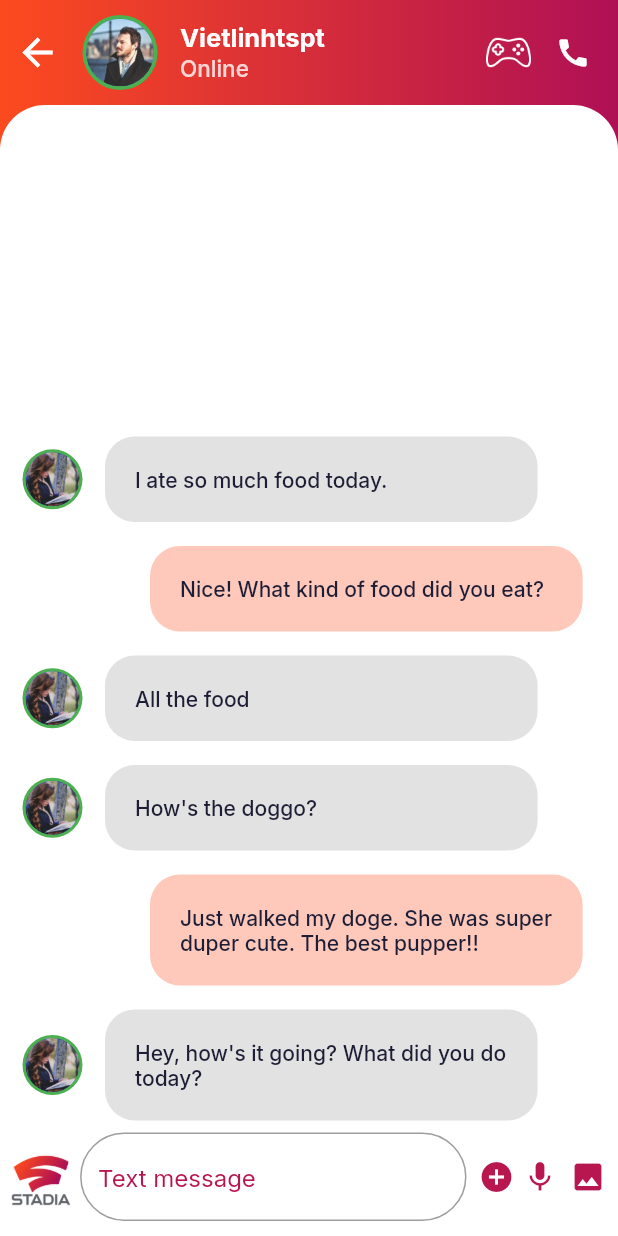
After one commit to vietlinhtspt/concept_google_stadia_app_UI, a Flutter app: the MainPage screen opened directly, item 2 of the bottom bar chosen, after a tap on "Oliver", on a phone screen of 412 x 824 dp. The commit adds this screen. Run offline on Flutter 3.47's test engine with Material 2 defaults, Android fonts, the phone set to English and light mode, and no system bars; our stand-ins replace equatable, firebase_auth, firebase_core, flutter_bloc, flutter_svg, google_fonts and 2 more; missing offline and left inert: flutter_facebook_auth; accounts and stored records are empty.

Commit message:
Done UI CommunitcationPage and MessagePage

```diff
--- /dev/null
+++ b/lib/models/message_model.dart
@@ -0,0 +1,176 @@
+import 'package:stadia_app/constants/image_assert.dart';
+
+class User {
+  final int id;
+  final String name;
+  final String imageUrl;
+
+  User({
+    this.id,
+    this.name,
+    this.imageUrl,
+  });
+}
+
+class Message {
+  final User sender;
+  final String
+      time; // Would usually be type DateTime or Firebase Timestamp in production apps
+  final String text;
+  final bool isLiked;
+  final bool unread;
+
+  Message({
+    this.sender,
+    this.time,
+    this.text,
+    this.isLiked,
+    this.unread,
+  });
+}
+
+// YOU - current user
+final User currentUser = User(
+  id: 0,
+  name: 'Current User',
+  imageUrl: player1,
+);
+
+// USERS
+final User greg = User(
+  id: 1,
+  name: 'Greg',
+  imageUrl: friend_gena,
+);
+final User james = User(
+  id: 2,
+  name: 'James',
+  imageUrl: friend_jeenie,
+);
+final User john = User(
+  id: 3,
+  name: 'John',
+  imageUrl: friend_michelle,
+);
+final User olivia = User(
+  id: 4,
+  name: 'Olivia',
+  imageUrl: friend_trish,
+);
+final User sam = User(
+  id: 5,
+  name: 'Sam',
+  imageUrl: friend_trish,
+);
+final User sophia = User(
+  id: 6,
+  name: 'Sophia',
+  imageUrl: friend_gena,
+);
+final User steven = User(
+  id: 7,
+  name: 'Steven',
+  imageUrl: friend_michelle,
+);
+
+// FAVORITE CONTACTS
+List<User> favorites = [sam, steven, olivia, john, greg];
+
+// EXAMPLE CHATS ON HOME SCREEN
+List<Message> chats = [
+  Message(
+    sender: james,
+    time: '5:30 PM',
+    text: 'Hey, how\'s it going? What did you do today?',
+    isLiked: false,
+    unread: true,
+  ),
+  Message(
+    sender: olivia,
+    time: '4:30 PM',
+    text: 'Hey, how\'s it going? What did you do today?',
+    isLiked: false,
+    unread: true,
+  ),
+  Message(
+    sender: john,
+    time: '3:30 PM',
+    text: 'Hey, how\'s it going? What did you do today?',
+    isLiked: false,
+    unread: false,
+  ),
+  Message(
+    sender: sophia,
+    time: '2:30 PM',
+    text: 'Hey, how\'s it going? What did you do today?',
+    isLiked: false,
+    unread: true,
+  ),
+  Message(
+    sender: steven,
+    time: '1:30 PM',
+    text: 'Hey, how\'s it going? What did you do today?',
+    isLiked: false,
+    unread: false,
+  ),
+  Message(
+    sender: sam,
+    time: '12:30 PM',
+    text: 'Hey, how\'s it going? What did you do today?',
+    isLiked: false,
+    unread: false,
+  ),
+  Message(
+    sender: greg,
+    time: '11:30 AM',
+    text: 'Hey, how\'s it going? What did you do today?',
+    isLiked: false,
+    unread: false,
+  ),
+];
+
+// EXAMPLE MESSAGES IN CHAT SCREEN
+List<Message> messages = [
+  Message(
+    sender: james,
+    time: '5:30 PM',
+    text: 'Hey, how\'s it going? What did you do today?',
+    isLiked: true,
+    unread: true,
+  ),
+  Message(
+    sender: currentUser,
+    time: '4:30 PM',
+    text: 'Just walked my doge. She was super duper cute. The best pupper!!',
+    isLiked: false,
+    unread: true,
+  ),
+  Message(
+    sender: james,
+    time: '3:45 PM',
+    text: 'How\'s the doggo?',
+    isLiked: false,
+    unread: true,
+  ),
+  Message(
+    sender: james,
+    time: '3:15 PM',
+    text: 'All the food',
+    isLiked: true,
+    unread: true,
+  ),
+  Message(
+    sender: currentUser,
+    time: '2:30 PM',
+    text: 'Nice! What kind of food did you eat?',
+    isLiked: false,
+    unread: true,
+  ),
+  Message(
+    sender: james,
+    time: '2:00 PM',
+    text: 'I ate so much food today.',
+    isLiked: false,
+    unread: true,
+  ),
+];
--- a/lib/pages/communication_page.dart
+++ b/lib/pages/communication_page.dart
@@ -13,42 +13,31 @@ class CommunicationPage extends StatefulWidget {
 class _CommunicationPageState extends State<CommunicationPage> {
   @override
   Widget build(BuildContext context) {
-    return Stack(
+    return Column(children: [
+      CommunicationTabbarWidget(),
+      Expanded(
+          child: Stack(
         children: [
           Container(
             decoration: BoxDecoration(gradient: appGradient),
           ),
-        Positioned(
-          top: 100,
-          left: -290,
-          child: UnconstrainedBox(
-            child: Container(
-              width: 1000,
-              height: 1000,
-              decoration:
-                  BoxDecoration(shape: BoxShape.circle, color: Colors.white),
+          Container(
+            height: MediaQuery.of(context).size.height - 100,
+            width: MediaQuery.of(context).size.width,
+            decoration: BoxDecoration(
+              borderRadius: BorderRadius.only(
+                  topLeft: Radius.circular(30), topRight: Radius.circular(30)),
+              color: Colors.white,
             ),
-          ),
-        ),
-        SafeArea(
-          child: ListView(
-            children: [
-              CommunicationTabbarWidget(),
-              SizedBox(
-                height: 50,
-              ),
-              SizedBox(
-                height: 600,
             child: SingleChildScrollView(
+              physics: BouncingScrollPhysics(),
               child: Column(
                 children: [ChatItemWidget()],
               ),
             ),
           )
         ],
-          ),
-        )
-      ],
-    );
+      ))
+    ]);
   }
 }
--- /dev/null
+++ b/lib/pages/message_page.dart
@@ -0,0 +1,53 @@
+import 'package:flutter/material.dart';
+import 'package:stadia_app/models/message_model.dart';
+import 'package:stadia_app/theme/colors.dart';
+import 'package:stadia_app/widgets/message_page/message_bottom_bar_widget.dart';
+import 'package:stadia_app/widgets/message_page/message_item_widget.dart';
+import 'package:stadia_app/widgets/message_page/tabbar_widget.dart';
+
+class MessagePage extends StatefulWidget {
+  const MessagePage({Key key}) : super(key: key);
+
+  @override
+  _MessagePageState createState() => _MessagePageState();
+}
+
+class _MessagePageState extends State<MessagePage> {
+  @override
+  Widget build(BuildContext context) {
+    return Scaffold(
+      body: Container(
+        decoration: BoxDecoration(gradient: appGradient),
+        child: Column(children: [
+          MessagePageTabbarWidget(),
+          Expanded(
+            child: Container(
+              // height: MediaQuery.of(context).size.height - 80,
+              // width: MediaQuery.of(context).size.width,
+              decoration: BoxDecoration(
+                borderRadius: BorderRadius.only(
+                    topLeft: Radius.circular(30),
+                    topRight: Radius.circular(30)),
+                color: Colors.white,
+              ),
+              child: Column(
+                children: [
+                  Expanded(
+                    child: ListView.builder(
+                        reverse: true,
+                        physics: BouncingScrollPhysics(),
+                        itemCount: messages.length,
+                        itemBuilder: (BuildContext buildContext, int index) {
+                          return MessageItemWidget(message: messages[index]);
+                        }),
+                  ),
+                  MessagePageBottomBarWidget()
+                ],
+              ),
+            ),
+          )
+        ]),
+      ),
+    );
+  }
+}
--- a/lib/theme/colors.dart
+++ b/lib/theme/colors.dart
@@ -25,7 +25,7 @@ LinearGradient greyAppGradient =
 LinearGradient notEnalbleAppGradient =
     LinearGradient(colors: [Colors.grey[700], Colors.black]);
 
-const hintColor = Color.fromRGBO(189, 35, 0, 1);
+const hintColor = Color.fromRGBO(184, 22, 79, 1);
 
 const kTertiaryColor = Color(0xFFFF006E);
 const kQuaternaryColor = Color(0xFF8338EC);
--- a/lib/widgets/communication_page/chat_item.dart
+++ b/lib/widgets/communication_page/chat_item.dart
@@ -1,6 +1,7 @@
 import 'package:flutter/material.dart';
 import 'package:stadia_app/commons/user_icon.dart';
 import 'package:stadia_app/constants/image_assert.dart';
+import 'package:stadia_app/pages/message_page.dart';
 
 class ChatItemWidget extends StatelessWidget {
   const ChatItemWidget({
@@ -9,13 +10,21 @@ class ChatItemWidget extends StatelessWidget {
 
   @override
   Widget build(BuildContext context) {
-    return Row(
+    return InkWell(
+      onTap: () {
+        Navigator.push(
+            context, MaterialPageRoute(builder: (context) => MessagePage()));
+      },
+      child: Row(
         mainAxisAlignment: MainAxisAlignment.spaceBetween,
         children: [
           Row(
             children: [
               UserIcon(
-                size: 60, level: null, color: Colors.green, imagePath: player1),
+                  size: 60,
+                  level: null,
+                  color: Colors.green,
+                  imagePath: player1),
               Column(
                 crossAxisAlignment: CrossAxisAlignment.start,
                 children: [
@@ -32,7 +41,7 @@ class ChatItemWidget extends StatelessWidget {
             ],
           ),
           Padding(
-          padding: const EdgeInsets.symmetric(horizontal: 10.0),
+            padding: const EdgeInsets.symmetric(horizontal: 10.0, vertical: 20),
             child: Column(
               children: [
                 Text(
@@ -53,6 +62,7 @@ class ChatItemWidget extends StatelessWidget {
             ),
           )
         ],
+      ),
     );
   }
 }
--- a/lib/widgets/communication_page/communication_tabbar.dart
+++ b/lib/widgets/communication_page/communication_tabbar.dart
@@ -2,6 +2,7 @@ import 'package:flutter/material.dart';
 import 'package:stadia_app/commons/user_icon.dart';
 import 'package:stadia_app/constants/image_assert.dart';
 import 'package:stadia_app/commons/icon_with_padding.dart';
+import 'package:stadia_app/theme/colors.dart';
 
 class CommunicationTabbarWidget extends StatelessWidget {
   const CommunicationTabbarWidget({
@@ -10,12 +11,17 @@ class CommunicationTabbarWidget extends StatelessWidget {
 
   @override
   Widget build(BuildContext context) {
-    return Padding(
-      padding: const EdgeInsets.symmetric(vertical: 10),
+    return Container(
+      decoration: BoxDecoration(gradient: appGradient),
+      padding: const EdgeInsets.only(top: 10, bottom: 10),
+      child: SafeArea(
+        child: SizedBox(
+          height: 60,
           child: Row(
             mainAxisAlignment: MainAxisAlignment.spaceBetween,
             children: [
               Row(
+                crossAxisAlignment: CrossAxisAlignment.center,
                 children: [
                   UserIcon(
                       size: 60,
@@ -23,6 +29,7 @@ class CommunicationTabbarWidget extends StatelessWidget {
                       color: Colors.green,
                       imagePath: player1),
                   Column(
+                    mainAxisAlignment: MainAxisAlignment.center,
                     crossAxisAlignment: CrossAxisAlignment.start,
                     children: [
                       Text(
@@ -61,6 +68,8 @@ class CommunicationTabbarWidget extends StatelessWidget {
               )
             ],
           ),
+        ),
+      ),
     );
   }
 }
--- /dev/null
+++ b/lib/widgets/message_page/message_bottom_bar_widget.dart
@@ -0,0 +1,70 @@
+import 'package:flutter/material.dart';
+import 'package:stadia_app/constants/image_assert.dart';
+
+class MessagePageBottomBarWidget extends StatelessWidget {
+  const MessagePageBottomBarWidget({
+    Key key,
+  }) : super(key: key);
+
+  @override
+  Widget build(BuildContext context) {
+    return SafeArea(
+      child: Padding(
+        padding: const EdgeInsets.only(bottom: 10),
+        child: Row(
+          crossAxisAlignment: CrossAxisAlignment.center,
+          children: [
+            Image.asset(
+              stadia_logo_with_name,
+              height: 40,
+            ),
+            Expanded(
+              child: TextField(
+                  decoration: InputDecoration(
+                hintText: "Text message",
+                enabledBorder: OutlineInputBorder(
+                  borderRadius: BorderRadius.circular(30),
+                  borderSide: BorderSide(
+                    color: Colors.grey,
+                    width: 1.0,
+                  ),
+                ),
+                focusedBorder: OutlineInputBorder(
+                  borderRadius: BorderRadius.circular(30),
+                  borderSide: BorderSide(
+                    color: Theme.of(context).hintColor,
+                    width: 1.0,
+                  ),
+                ),
+              )),
+            ),
+            SizedBox(
+              width: 8,
+            ),
+            Padding(
+              padding: const EdgeInsets.only(right: 5.0),
+              child: Icon(
+                Icons.add_circle_sharp,
+                color: Theme.of(context).hintColor,
+              ),
+            ),
+            Padding(
+              padding: const EdgeInsets.only(right: 8.0),
+              child: Icon(
+                Icons.mic,
+                color: Theme.of(context).hintColor,
+              ),
+            ),
+            Padding(
+              padding: const EdgeInsets.only(right: 8.0),
+              child: Icon(
+                Icons.image,
+                color: Theme.of(context).hintColor,
+              ),
+            ),
+          ],
+        ),
+      ),
+    );
+  }
+}
--- /dev/null
+++ b/lib/widgets/message_page/message_item_widget.dart
@@ -0,0 +1,44 @@
+import 'package:flutter/material.dart';
+import 'package:stadia_app/commons/user_icon.dart';
+import 'package:stadia_app/models/message_model.dart';
+
+class MessageItemWidget extends StatelessWidget {
+  const MessageItemWidget({
+    Key key,
+    @required this.message,
+  }) : super(key: key);
+
+  final Message message;
+
+  @override
+  Widget build(BuildContext context) {
+    return Row(
+      children: [
+        if (message.sender != currentUser)
+          UserIcon(
+              size: 40,
+              level: null,
+              color: Colors.green,
+              imagePath: message.sender.imageUrl),
+        Container(
+          margin: message.sender == currentUser
+              ? EdgeInsets.only(top: 8, left: 100, bottom: 8)
+              : EdgeInsets.only(top: 8, right: 8, bottom: 8),
+          width: MediaQuery.of(context).size.width * 0.7,
+          padding: EdgeInsets.all(20),
+          decoration: BoxDecoration(
+              borderRadius: BorderRadius.circular(20),
+              color: message.sender == currentUser
+                  ? Theme.of(context).primaryColor.withOpacity(0.3)
+                  : Colors.grey.withOpacity(0.3)),
+          child: Text(
+            message.text,
+            style: message.sender == currentUser
+                ? Theme.of(context).textTheme.bodyText1
+                : Theme.of(context).textTheme.bodyText1,
+          ),
+        )
+      ],
+    );
+  }
+}
--- /dev/null
+++ b/lib/widgets/message_page/tabbar_widget.dart
@@ -0,0 +1,82 @@
+import 'package:flutter/material.dart';
+import 'package:stadia_app/commons/icon_with_padding.dart';
+import 'package:stadia_app/commons/user_icon.dart';
+import 'package:stadia_app/constants/image_assert.dart';
+import 'package:stadia_app/theme/colors.dart';
+
+class MessagePageTabbarWidget extends StatelessWidget {
+  const MessagePageTabbarWidget({
+    Key key,
+  }) : super(key: key);
+
+  @override
+  Widget build(BuildContext context) {
+    return Container(
+      decoration: BoxDecoration(gradient: appGradient),
+      padding: const EdgeInsets.symmetric(horizontal: 10, vertical: 10),
+      child: SafeArea(
+        child: Row(
+          mainAxisAlignment: MainAxisAlignment.spaceBetween,
+          children: [
+            Row(
+              children: [
+                InkWell(
+                  onTap: () {
+                    Navigator.pop(context);
+                  },
+                  child: Container(
+                    child: Icon(
+                      Icons.arrow_back,
+                      size: 30,
+                      color: Colors.white,
+                    ),
+                  ),
+                ),
+                UserIcon(
+                    size: 50,
+                    level: null,
+                    color: Colors.green,
+                    imagePath: player1),
+                Column(
+                  crossAxisAlignment: CrossAxisAlignment.start,
+                  children: [
+                    Text(
+                      "Vietlinhtspt",
+                      style: Theme.of(context).textTheme.headline5.copyWith(
+                          color: Colors.white,
+                          fontSize: 17,
+                          fontWeight: FontWeight.bold),
+                    ),
+                    Text(
+                      "Online",
+                      style: Theme.of(context).textTheme.headline6.copyWith(
+                            color: Colors.white.withOpacity(0.8),
+                            fontSize: 15,
+                          ),
+                    )
+                  ],
+                ),
+              ],
+            ),
+            Row(
+              children: [
+                Padding(
+                  padding: const EdgeInsets.all(8.0),
+                  child: Image.asset(
+                    icon_home,
+                    width: 30,
+                    color: Colors.white,
+                  ),
+                ),
+                IconWithPadding(
+                  iconData: Icons.call,
+                  edgeInsetsGeometry: EdgeInsets.all(8),
+                )
+              ],
+            )
+          ],
+        ),
+      ),
+    );
+  }
+}
```
Also changed, not shown: lib/main.dart (line endings or trailing spaces). Lines whose indentation alone changed are shown as unchanged.
